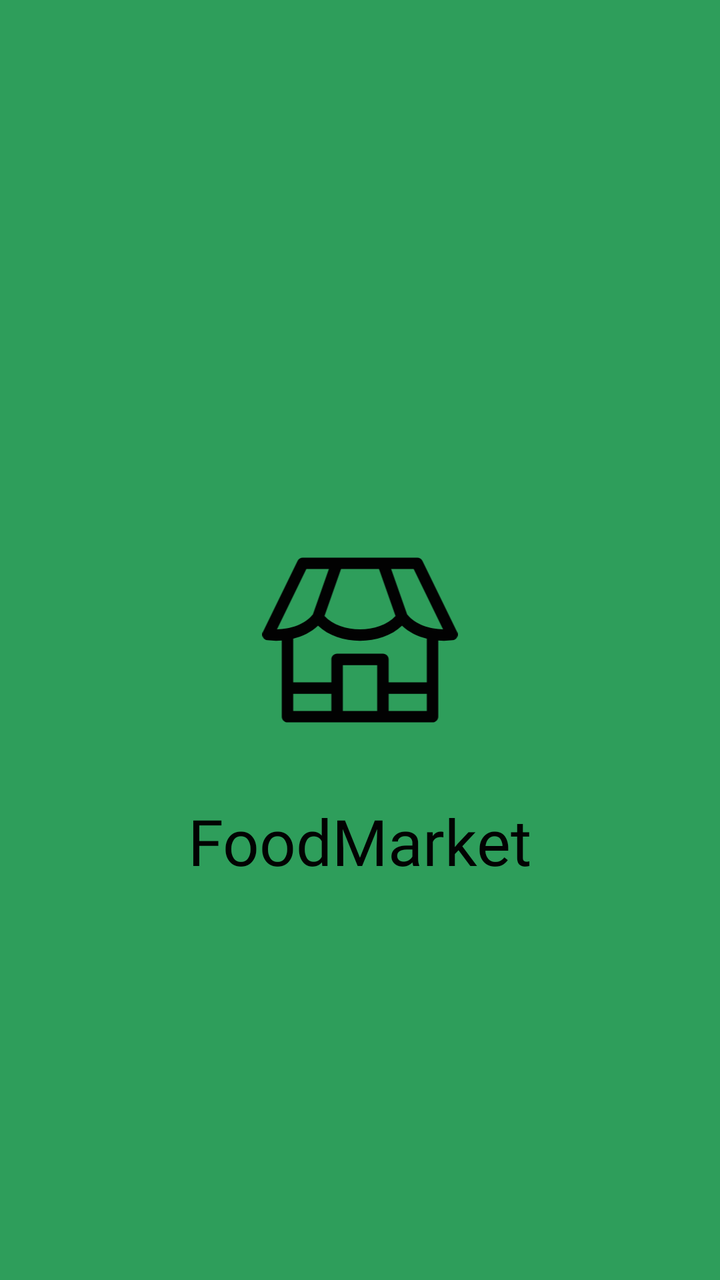
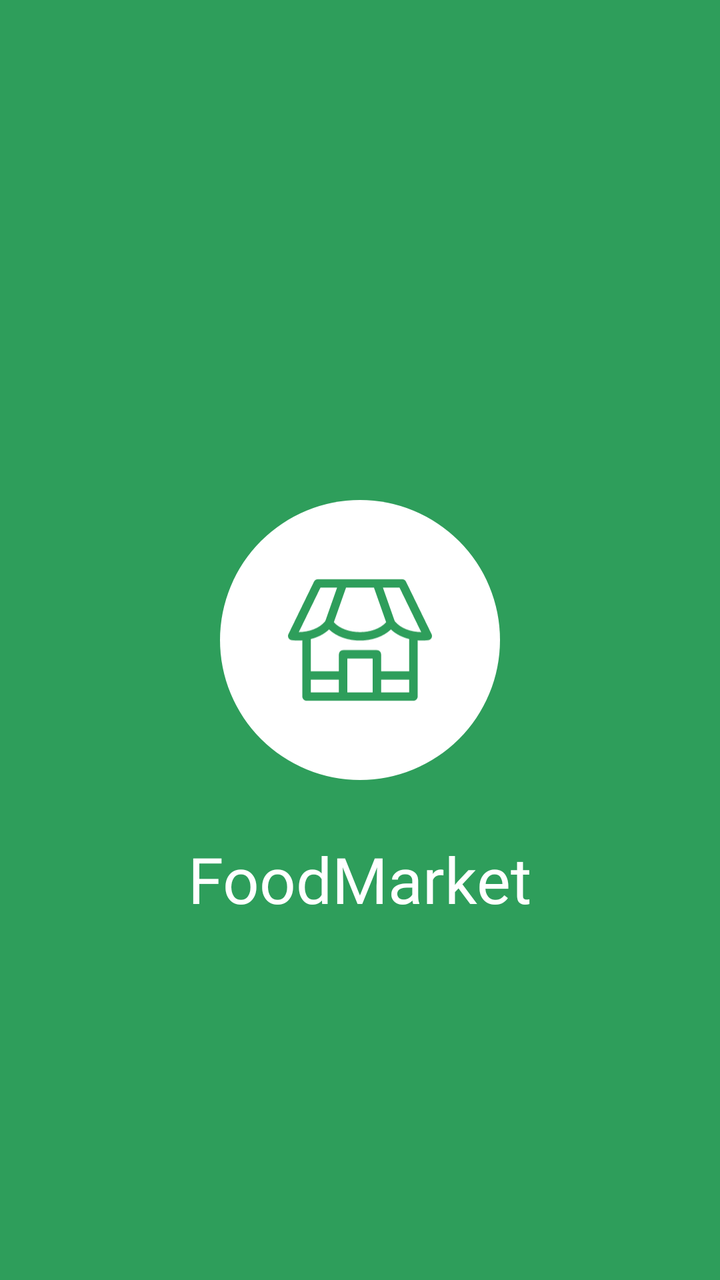

Before-and-after screenshots of an Android layout around one commit, followed by the original layout XML and the change that was made.
<!-- AndroidManifest.xml: application theme Theme.FoodmarketKotlin -->
<!-- res/layout/activity_splash_screen.xml -->
<?xml version="1.0" encoding="utf-8"?>
<androidx.constraintlayout.widget.ConstraintLayout xmlns:android="http://schemas.android.com/apk/res/android"
    xmlns:app="http://schemas.android.com/apk/res-auto"
    xmlns:tools="http://schemas.android.com/tools"
    android:id="@+id/main"
    android:layout_width="match_parent"
    android:layout_height="match_parent"
    android:background="@color/primary"
    tools:context=".ui.splashscreen.SplashScreenActivity">

    <ImageView
        android:id="@+id/imageView"
        android:layout_width="100dp"
        android:layout_height="84dp"
        app:layout_constraintBottom_toBottomOf="parent"
        app:layout_constraintEnd_toEndOf="parent"
        app:layout_constraintStart_toStartOf="parent"
        app:layout_constraintTop_toTopOf="parent"
        app:srcCompat="@drawable/ic_logo_apps" />

    <TextView
        android:id="@+id/textView"
        android:layout_width="wrap_content"
        android:layout_height="wrap_content"
        android:layout_marginTop="37dp"
        style="@style/TextView.PoppinsNormal32sp020202"
        android:text="FoodMarket"
        app:layout_constraintEnd_toEndOf="parent"
        app:layout_constraintStart_toStartOf="parent"
        app:layout_constraintTop_toBottomOf="@+id/imageView" />

    <androidx.constraintlayout.widget.Group
        android:id="@+id/group"
        android:layout_width="wrap_content"
        android:layout_height="wrap_content"
        app:constraint_referenced_ids="textView"
        app:layout_constraintBottom_toBottomOf="parent"
        app:layout_constraintEnd_toEndOf="parent"
        app:layout_constraintStart_toStartOf="parent"
        app:layout_constraintTop_toTopOf="parent" />
</androidx.constraintlayout.widget.ConstraintLayout>
<!-- resources referenced by this layout -->
<resources>
  <color name="primary">#2E9E5B</color>
  <!-- drawable ic_logo_apps (drawable) -->
  <vector xmlns:android="http://schemas.android.com/apk/res/android"
      android:width="100dp"
      android:height="86dp"
      android:viewportWidth="100"
      android:viewportHeight="86">
    <path
        android:pathData="M99.704,38.931L81.931,2.459C81.44,1.451 80.417,0.813 79.297,0.813H20.703C19.583,0.813 18.56,1.452 18.07,2.459L0.296,38.931C-0.12,39.785 -0.096,40.786 0.358,41.619C0.813,42.452 1.643,43.013 2.586,43.124C5.081,43.419 7.52,43.463 9.961,43.272V82.258C9.961,83.876 11.273,85.188 12.891,85.188C16.747,85.188 84.583,85.188 87.109,85.188C88.728,85.188 90.039,83.876 90.039,82.258V43.274C92.483,43.465 94.952,43.415 97.415,43.124C98.357,43.013 99.187,42.452 99.642,41.619C100.096,40.786 100.12,39.785 99.704,38.931ZM59.709,6.672L68.17,30.691C59.756,39.856 40.152,39.755 31.83,30.691L40.291,6.672H59.709ZM7.502,37.521L22.534,6.672H34.079L25.907,29.869C21.74,35.149 14.255,37.422 7.502,37.521ZM35.352,79.328H15.82V70.539H35.352V79.328ZM58.789,79.328H41.211V55.891H58.789V79.328ZM84.18,79.328H64.649V70.539H84.18V79.328ZM84.18,64.68H64.649V52.961C64.649,51.343 63.337,50.031 61.719,50.031H38.281C36.663,50.031 35.352,51.343 35.352,52.961V64.68H15.82V42.34C20.464,41.202 25.024,39.033 28.517,35.686C39.258,45.974 60.758,45.958 71.484,35.686C74.945,39.003 79.487,41.189 84.18,42.34V64.68ZM74.093,29.868L65.921,6.672H77.466L92.499,37.521C85.769,37.422 78.276,35.169 74.093,29.868Z"
        android:fillColor="#020202"/>
  </vector>
  <style name="TextView.PoppinsNormal32sp020202">
          <item name="android:fontFamily">@font/poppins</item>
          <item name="android:textColor">#020202</item>
          <item name="android:textSize">32sp</item>
      </style>
  <style name="Theme.FoodmarketKotlin" parent="Base.Theme.FoodmarketKotlin" />
  <style name="Base.Theme.FoodmarketKotlin" parent="Theme.AppCompat.Light.NoActionBar">
          <item name="android:windowBackground">@color/background</item>
          <item name="colorPrimary">@color/primary</item>
          <item name="colorPrimaryDark">@color/primary_dark</item>
          <item name="colorAccent">@color/accent</item>
      </style>
  <color name="background">#F7F9F4</color>
  <color name="primary_dark">#237A46</color>
  <color name="accent">#FFB703</color>
</resources>

<!-- the commit's change to res/layout/activity_splash_screen.xml (unified diff, before → after) -->
@@ -10,8 +10,12 @@
 
     <ImageView
         android:id="@+id/imageView"
-        android:layout_width="100dp"
-        android:layout_height="84dp"
+        android:layout_width="140dp"
+        android:layout_height="140dp"
+        android:background="@drawable/bg_logo_badge"
+        android:padding="34dp"
+        android:scaleType="fitCenter"
+        app:tint="@color/primary"
         app:layout_constraintBottom_toBottomOf="parent"
         app:layout_constraintEnd_toEndOf="parent"
         app:layout_constraintStart_toStartOf="parent"
@@ -22,9 +26,10 @@
         android:id="@+id/textView"
         android:layout_width="wrap_content"
         android:layout_height="wrap_content"
-        android:layout_marginTop="37dp"
+        android:layout_marginTop="28dp"
         style="@style/TextView.PoppinsNormal32sp020202"
         android:text="FoodMarket"
+        android:textColor="@color/on_primary"
         app:layout_constraintEnd_toEndOf="parent"
         app:layout_constraintStart_toStartOf="parent"
         app:layout_constraintTop_toBottomOf="@+id/imageView" />
<!-- resource entries referenced after the edit -->
@@ -1,6 +1,13 @@
 <!-- resources referenced by this layout -->
 <resources>
+  <color name="on_primary">#FFFFFF</color>
   <color name="primary">#2E9E5B</color>
+  <!-- drawable bg_logo_badge (drawable) -->
+  <?xml version="1.0" encoding="utf-8"?>
+  <shape xmlns:android="http://schemas.android.com/apk/res/android"
+      android:shape="oval">
+      <solid android:color="@color/surface" />
+  </shape>
   <!-- drawable ic_logo_apps (drawable) -->
   <vector xmlns:android="http://schemas.android.com/apk/res/android"
       android:width="100dp"
@@ -17,6 +24,7 @@
           <item name="android:textSize">32sp</item>
       </style>
   <style name="Theme.FoodmarketKotlin" parent="Base.Theme.FoodmarketKotlin" />
+  <color name="surface">#FFFFFF</color>
   <style name="Base.Theme.FoodmarketKotlin" parent="Theme.AppCompat.Light.NoActionBar">
           <item name="android:windowBackground">@color/background</item>
           <item name="colorPrimary">@color/primary</item>
